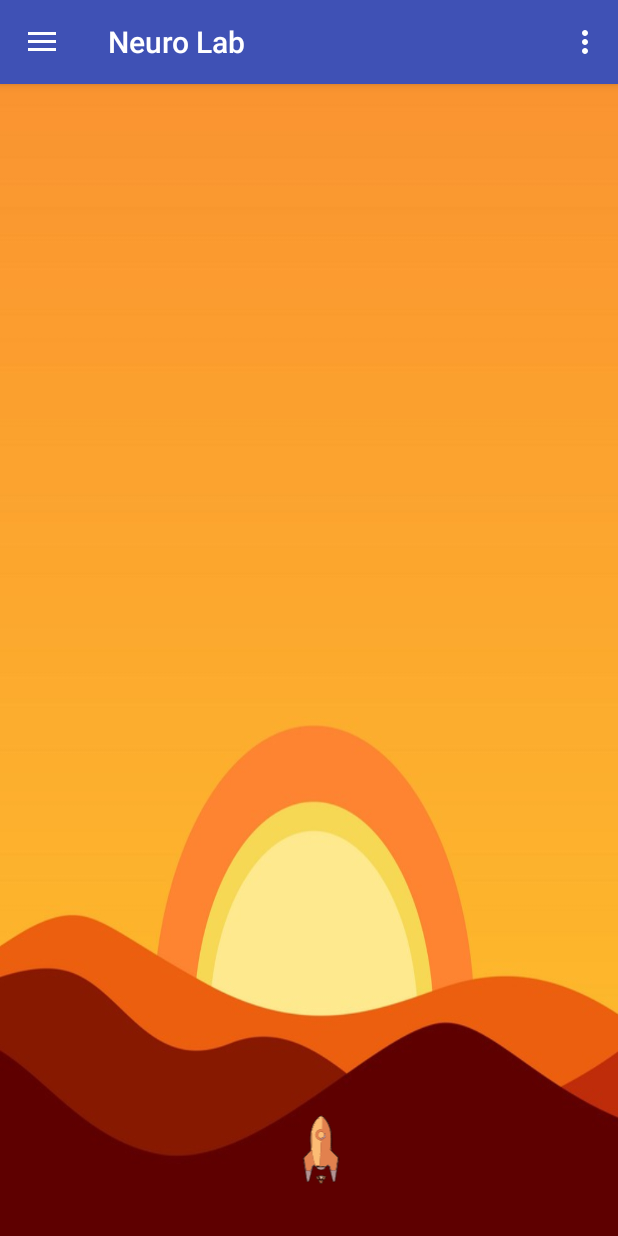
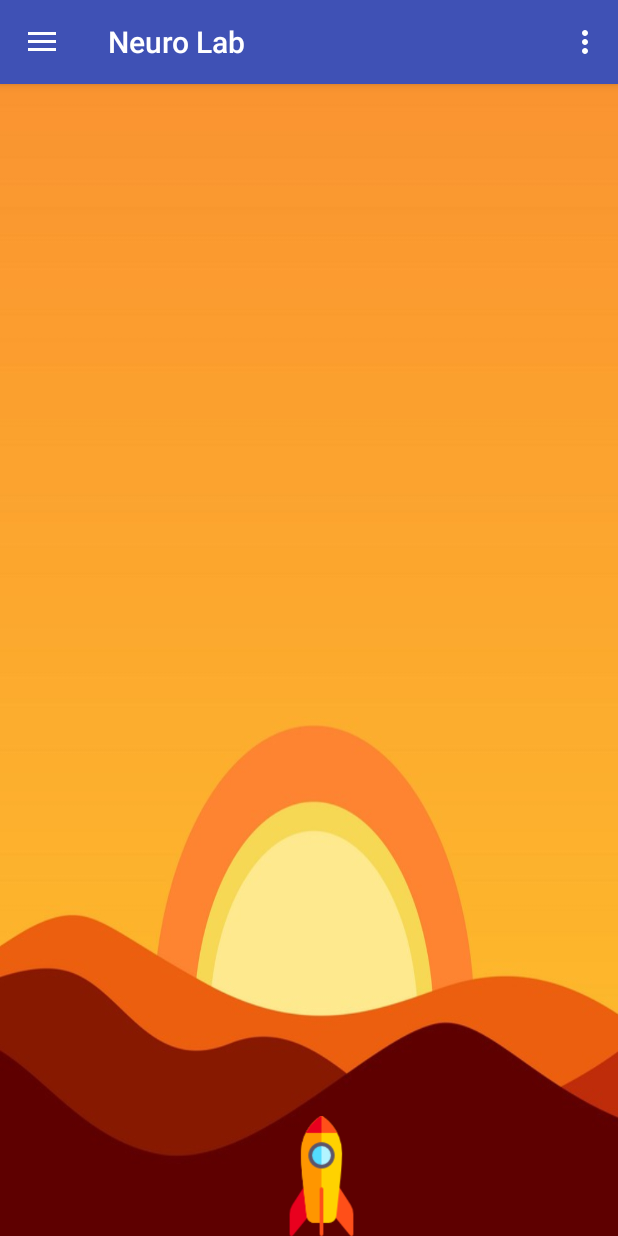
Before and after one commit to fossasia/neurolab-android, an Android app: the screen it shows after launch (MainActivity), on a phone screen of 412 x 824 dp. Run offline under Robolectric (Android 15) with nearby library versions, the phone set to English and light mode, and no system bars.

Commit message:
changed the rocket image

```diff
--- a/app/src/main/res/layout/content_main.xml
+++ b/app/src/main/res/layout/content_main.xml
@@ -27,7 +27,7 @@
             android:layout_marginEnd="@dimen/rocket_image_margin_end"
             android:layout_marginRight="@dimen/rocket_image_margin_end"
             android:onClick="moveRocket"
-            android:src="@drawable/ic_rocket_image" />
+            android:src="@drawable/rocketimage" />
 
     </RelativeLayout>
 </android.support.constraint.ConstraintLayout>
--- a/app/src/main/res/values/dimens.xml
+++ b/app/src/main/res/values/dimens.xml
@@ -16,7 +16,7 @@
     <dimen name="heading_margin_top">50dp</dimen>
     <dimen name="content_heading_text_size">50sp</dimen>
     <dimen name="bin_image_margin_top">100dp</dimen>
-    <dimen name="rocket_image_height">116dp</dimen>
+    <dimen name="rocket_image_height">80dp</dimen>
     <dimen name="rocket_image_margin_start">50dp</dimen>
     <dimen name="rocket_image_margin_end">33dp</dimen>
     <dimen name="nav_bar_heading_size">18sp</dimen>
```
Also changed, not shown: app/src/main/res/drawable/rocketimage.png.
